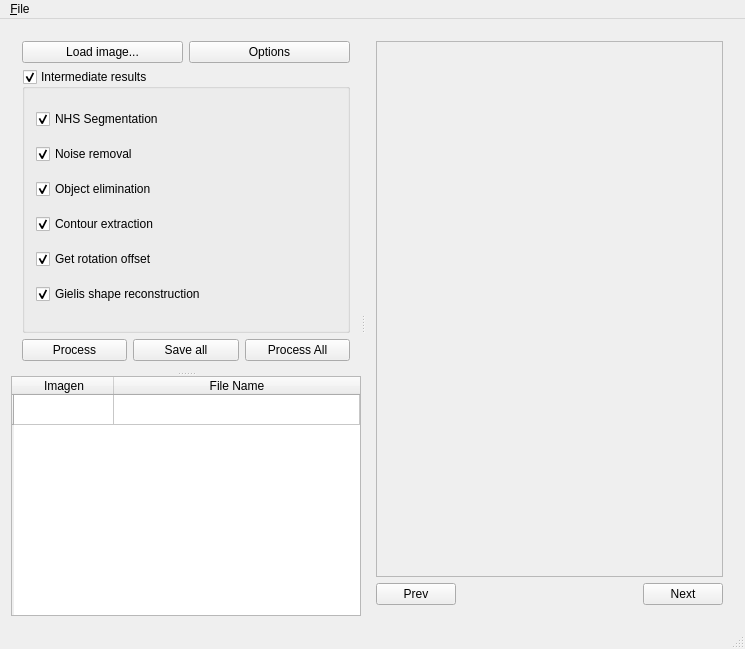
Before: the Qt Designer form project/c++/gui/gui.ui in GVallicrosa/vibot6-mscv3-se, drawn with Qt 5.
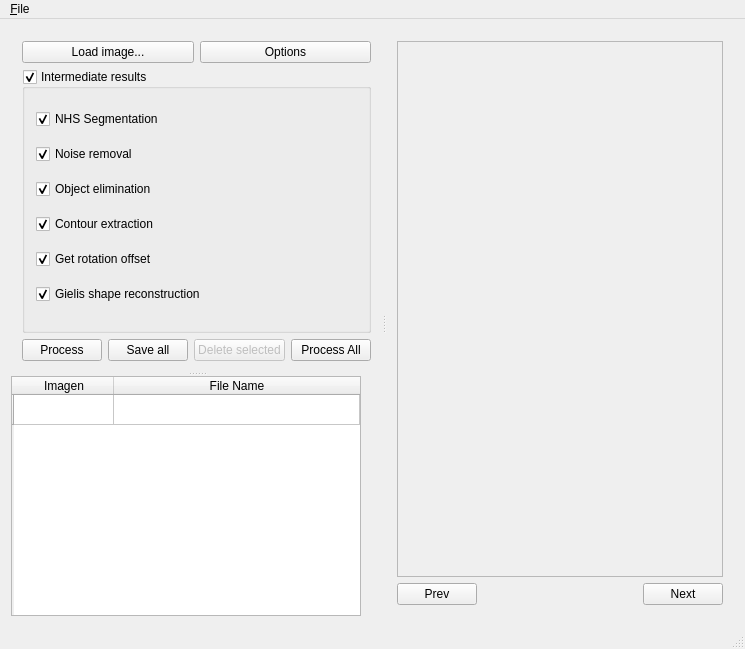
After: the same form once the commit is applied. Icons and pictures are not drawn.

Commit message: * Create the output folder in case it doesn't exists * Added "Delete selected" button

What changed in the file:
```diff
--- a/project/c++/gui/gui.ui
+++ b/project/c++/gui/gui.ui
@@ -33,7 +33,7 @@
       <widget class="QSplitter" name="splitter">
        <property name="maximumSize">
         <size>
-         <width>350</width>
+         <width>429</width>
          <height>16777215</height>
         </size>
        </property>
@@ -151,6 +151,16 @@
              </property>
             </widget>
            </item>
+           <item>
+            <widget class="QPushButton" name="pushButton_Delete">
+             <property name="enabled">
+              <bool>false</bool>
+             </property>
+             <property name="text">
+              <string>Delete selected</string>
+             </property>
+            </widget>
+           </item>
            <item>
             <widget class="QPushButton" name="pushButton_Process_All">
              <property name="text">
```
The commit also changes 3 other files.
